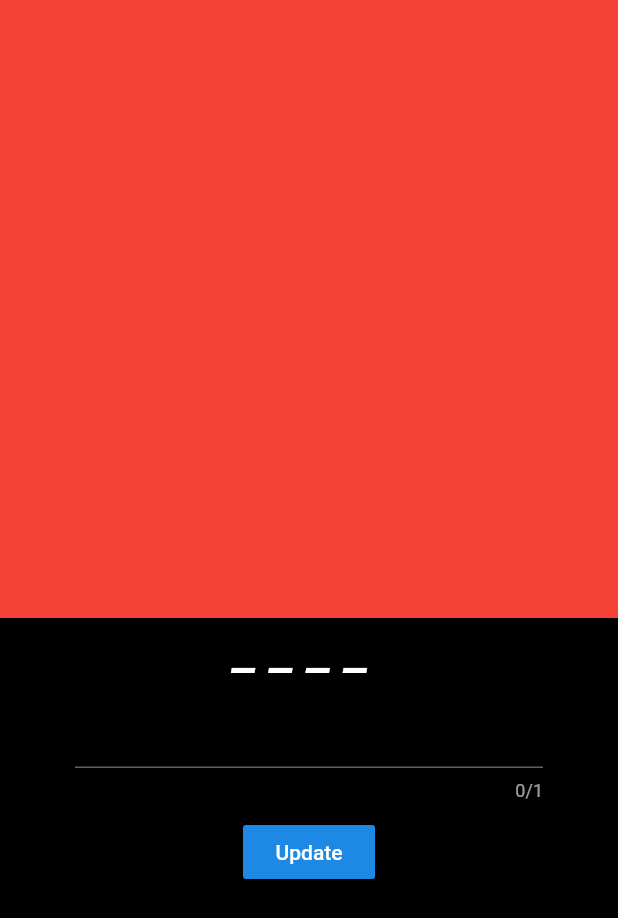
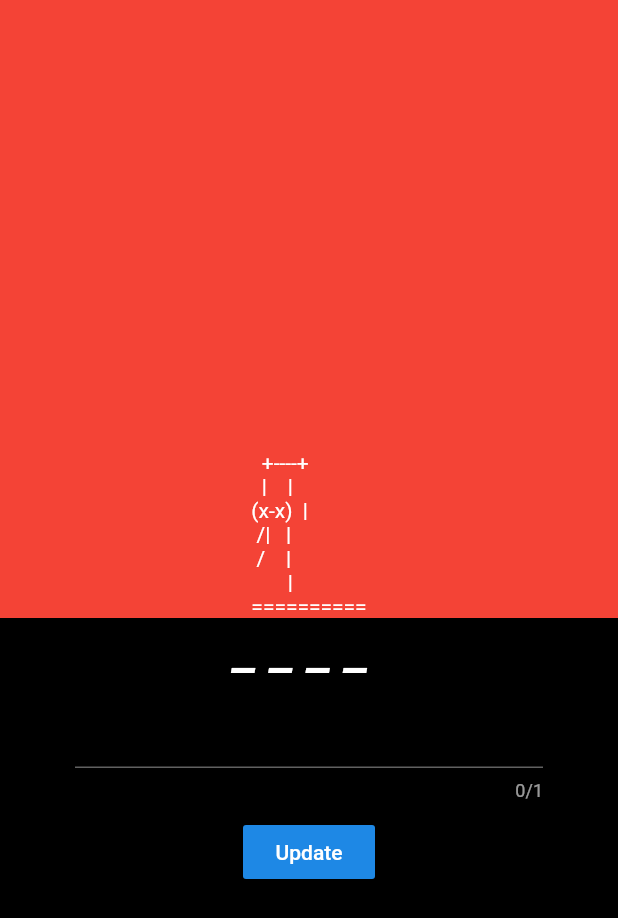
Before and after one commit to VB10/manhang, a Flutter app: the GamePage screen opened directly, on a phone screen of 412 x 824 dp. Shown: the top 918 px of the screen. Run offline on Flutter 3.47's test engine with Material 2 defaults, Android fonts, the phone set to English and light mode, and no system bars; Roboto replaces fonts that are missing (Hind, Montserrat).

Commit message:
user model add

```diff
--- a/lib/model/BaseEnum.dart
+++ b/lib/model/BaseEnum.dart
@@ -1,4 +1,78 @@
-enum TAG{
-  login,
-  game
+enum TAG { login, game }
+
+class HumanModel {
+  List<String> human = [
+    '''
+  +---+
+  |   |
+      |
+      |
+      |
+      |
+=========''',
+    '''
+  +---+
+  |   |
+  O   |
+      |
+      |
+      |
+=========''',
+    '''
+  +---+
+  |   |
+  O   |
+  |   |
+      |
+      |
+=========''',
+    '''
+  +---+
+  |   |
+  O   |
+ /|   |
+      |
+      |
+=========''',
+    '''
+  +---+
+  |   |
+  O   |
+ /|\  |
+      |
+      |
+=========''',
+    '''
+  +---+
+  |   |
+  O   |
+ /|\  |
+ /    |
+      |
+=========''',
+    '''
+  +---+
+  |   |
+  O   |
+ /|\  |
+ / \  |
+      |
+=========''',
+    '''
+  +----+
+  |    |
+ (x)   |
+ /|\   |
+ / \   |
+       |
+==========''',
+    '''
+  +----+
+  |    |
+(x-x)  |
+ /|\   |
+ / \   |
+       |
+=========='''
+  ];
 }
--- a/lib/screens/game.dart
+++ b/lib/screens/game.dart
@@ -16,7 +16,7 @@ class _GamePageState extends State<GamePage> {
   String questionWord = "";
   final String word = "test";
   List<String> _listWord = new List<String>();
-
+  HumanModel model = new HumanModel();
   getQuestionString() {
     word.split("").forEach((f) => {_listWord.add("_")});
 
@@ -39,6 +39,9 @@ class _GamePageState extends State<GamePage> {
   void initState() {
     super.initState();
     getQuestionString();
+    for (var item in model.human) {
+      print(item);
+    }
   }
 
   void onPressOfButton() {
@@ -108,7 +111,11 @@ class _GamePageState extends State<GamePage> {
           children: <Widget>[
             Expanded(
               flex: 1,
-              child: Container(color: Colors.red),
+              child: Container(
+                color: Colors.red,
+                alignment: Alignment.bottomCenter,
+                child: Text(model.human.last),
+              ),
             ),
             Expanded(
               flex: 1,
```
Also changed, not shown: lib/screens/myButton.dart (deleted, +0 -50 lines).
